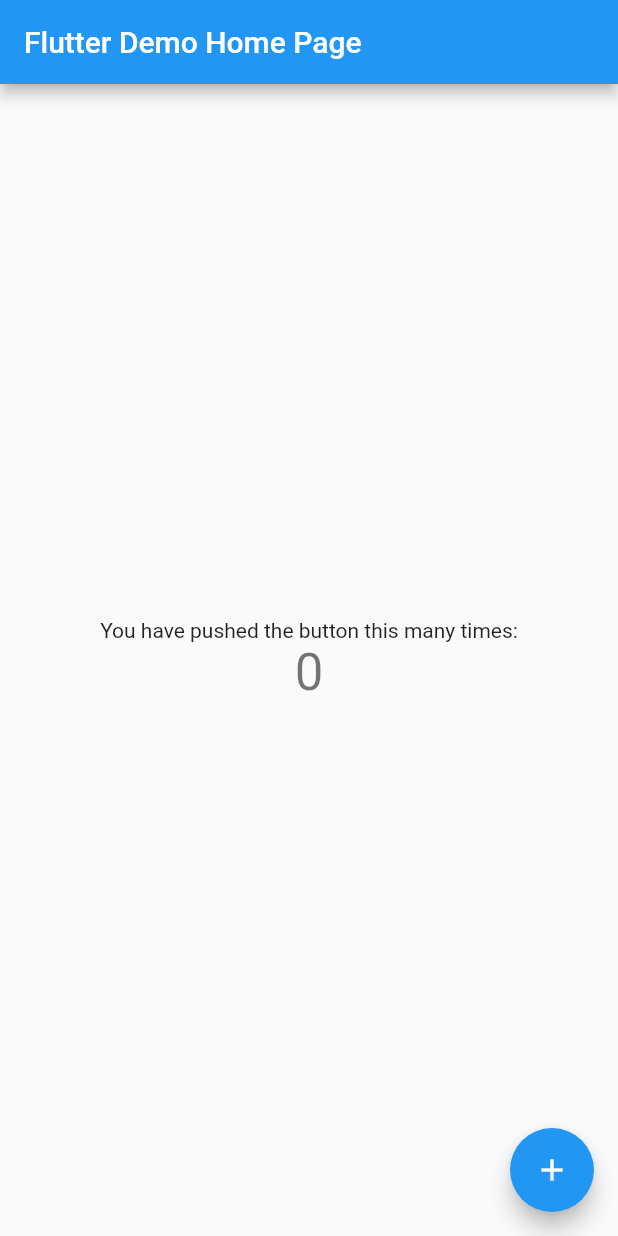
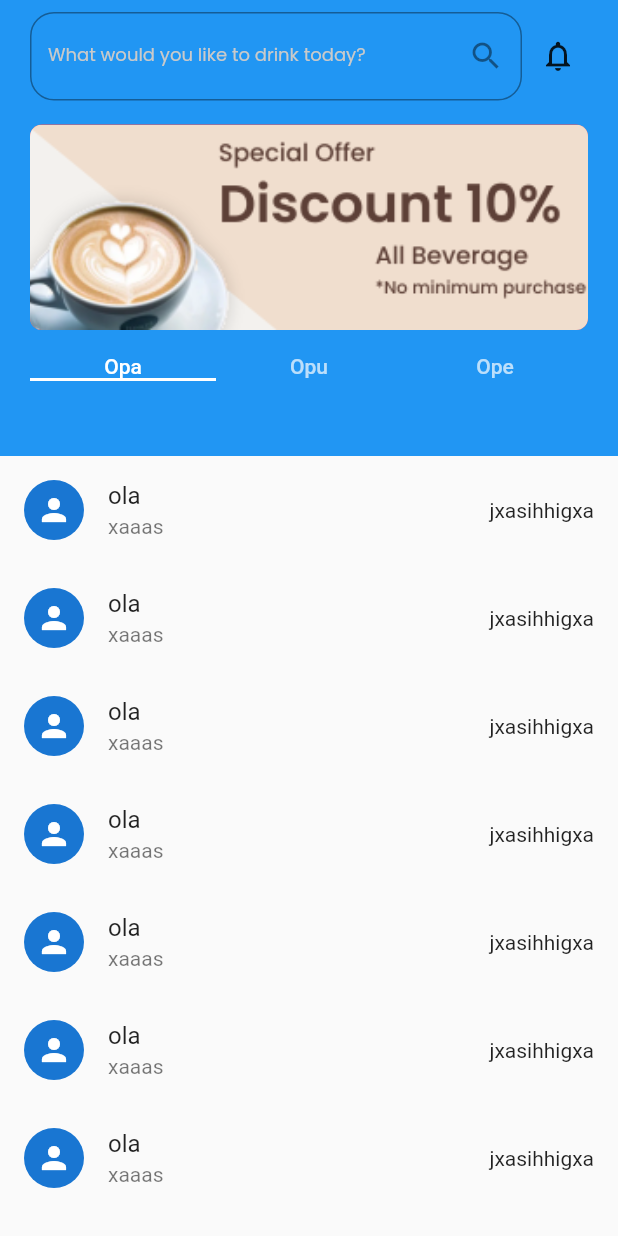
Before and after one commit to Kayky-oliveira7/shopfee_clean_arch, a Flutter app: the screen it shows after launch, on a phone screen of 412 x 824 dp. Run offline on Flutter 3.47's test engine with Material 2 defaults, Android fonts, the phone set to English and light mode, and no system bars; our stand-ins replace google_fonts.

Commit message:
Forao criado alguns componentes que fazem parte do catalogo do app

```diff
--- /dev/null
+++ b/lib/features/components/catalog_selection_widget.dart
@@ -0,0 +1,22 @@
+import 'package:flutter/material.dart';
+
+class CatalogSelectionWidget extends StatelessWidget {
+  const CatalogSelectionWidget({Key? key}) : super(key: key);
+
+  @override
+  Widget build(BuildContext context) {
+    return const Padding(
+      padding: EdgeInsets.symmetric(horizontal: 20),
+      child: DefaultTabController(
+        length: 3,
+        child: TabBar(
+          tabs: [
+            Text("Opa"),
+            Text("Opu"),
+            Text("Ope"),
+          ],
+        ),
+      ),
+    );
+  }
+}
--- /dev/null
+++ b/lib/features/components/catalog_widget.dart
@@ -0,0 +1,31 @@
+import 'package:flutter/material.dart';
+
+class CatalogWidget extends StatelessWidget {
+  const CatalogWidget({Key? key}) : super(key: key);
+
+  @override
+  Widget build(BuildContext context) {
+    return Padding(
+      padding: const EdgeInsets.symmetric(horizontal: 20),
+      child: Container(
+        decoration: const BoxDecoration(
+          color: Colors.redAccent,
+          borderRadius: BorderRadius.all(
+            Radius.circular(8),
+          ),
+        ),
+        width: MediaQuery.of(context).size.width,
+        height: 137,
+        child: ClipRRect(
+          borderRadius: const BorderRadius.all(
+            Radius.circular(8),
+          ),
+          child: Image.asset(
+            "assets/images/coffee_image.png",
+            fit: BoxFit.cover,
+          ),
+        ),
+      ),
+    );
+  }
+}
--- /dev/null
+++ b/lib/features/components/product_information_list_widget.dart
@@ -0,0 +1,22 @@
+import 'package:flutter/material.dart';
+
+class ProductInformationListWidget extends StatelessWidget {
+  const ProductInformationListWidget({Key? key}) : super(key: key);
+
+  @override
+  Widget build(BuildContext context) {
+    return Expanded(
+      child: ListView.builder(
+        scrollDirection: Axis.vertical,
+        itemBuilder: (context, index) {
+          return Container(
+            width: 50,
+            height: 30,
+            color: Colors.red,
+          );
+        },
+        itemCount: 20,
+      ),
+    );
+  }
+}
--- /dev/null
+++ b/lib/features/components/search_bar_widget.dart
@@ -0,0 +1,47 @@
+import 'package:flutter/material.dart';
+import 'package:google_fonts/google_fonts.dart';
+
+class SearcBarWidget extends StatelessWidget {
+  const SearcBarWidget({Key? key}) : super(key: key);
+
+  @override
+  Widget build(BuildContext context) {
+    return Padding(
+      padding: const EdgeInsets.only(left: 20, right: 16, top: 8),
+      child: Row(
+        children: [
+          Expanded(
+            child: TextFormField(
+              decoration: InputDecoration(
+                labelText: "What would you like to drink today?",
+                labelStyle: GoogleFonts.poppins(
+                    fontWeight: FontWeight.w400,
+                    fontSize: 12,
+                    color: const Color(0xffCACACA)),
+                suffixIcon: const Icon(
+                  Icons.search,
+                  size: 24,
+                ),
+                border: const OutlineInputBorder(
+                  borderRadius: BorderRadius.all(
+                    Radius.circular(16.0),
+                  ),
+                  borderSide: BorderSide(
+                    color: Color(0xffD7CCC8),
+                  ),
+                ),
+              ),
+            ),
+          ),
+          IconButton(
+            onPressed: () {},
+            icon: const Icon(
+              Icons.notifications_none_outlined,
+              size: 24,
+            ),
+          ),
+        ],
+      ),
+    );
+  }
+}
--- /dev/null
+++ b/lib/features/pages/home_page.dart
@@ -0,0 +1,62 @@
+import 'package:flutter/material.dart';
+import 'package:shopfee_clean_arch/features/components/catalog_selection_widget.dart';
+import 'package:shopfee_clean_arch/features/components/catalog_widget.dart';
+import 'package:shopfee_clean_arch/features/components/product_information_list_widget.dart';
+import 'package:shopfee_clean_arch/features/components/search_bar_widget.dart';
+
+class HomePage extends StatefulWidget {
+  const HomePage({Key? key}) : super(key: key);
+
+  @override
+  State<HomePage> createState() => _HomePageState();
+}
+
+class _HomePageState extends State<HomePage> {
+  @override
+  Widget build(BuildContext context) {
+    return Scaffold(
+      body: SafeArea(
+        child: CustomScrollView(
+          slivers: [
+            SliverAppBar(
+              expandedHeight: 304,
+              backgroundColor: Colors.blue,
+              flexibleSpace: Column(
+                children: [
+                  const SearcBarWidget(),
+                  _size(16, null),
+                  const CatalogWidget(),
+                  _size(16, null),
+                  const CatalogSelectionWidget(),
+                  _size(8, null),
+                ],
+              ),
+            ),
+            SliverList(
+              delegate: SliverChildBuilderDelegate(
+                (BuildContext context, int index) {
+                  return const ListTile(
+                    leading: CircleAvatar(
+                      child: Icon(Icons.person),
+                    ),
+                    title: Text("ola"),
+                    subtitle: Text("xaaas"),
+                    trailing: Text("jxasihhigxa"),
+                  );
+                },
+                childCount: 20,
+              ),
+            ),
+          ],
+        ),
+      ),
+    );
+  }
+
+  Widget _size(double? height, double? width) {
+    return SizedBox(
+      height: height,
+      width: width,
+    );
+  }
+}
--- a/lib/main.dart
+++ b/lib/main.dart
@@ -1,4 +1,5 @@
 import 'package:flutter/material.dart';
+import 'package:shopfee_clean_arch/features/pages/home_page.dart';
 
 void main() {
   runApp(const MyApp());
@@ -11,105 +12,12 @@
   @override
   Widget build(BuildContext context) {
     return MaterialApp(
+      debugShowCheckedModeBanner: false,
       title: 'Flutter Demo',
       theme: ThemeData(
-        // This is the theme of your application.
-        //
-        // Try running your application with "flutter run". You'll see the
-        // application has a blue toolbar. Then, without quitting the app, try
-        // changing the primarySwatch below to Colors.green and then invoke
-        // "hot reload" (press "r" in the console where you ran "flutter run",
-        // or simply save your changes to "hot reload" in a Flutter IDE).
-        // Notice that the counter didn't reset back to zero; the application
-        // is not restarted.
         primarySwatch: Colors.blue,
       ),
-      home: const MyHomePage(title: 'Flutter Demo Home Page'),
+      home: const HomePage(),
     );
   }
 }
-
-class MyHomePage extends StatefulWidget {
-  const MyHomePage({Key? key, required this.title}) : super(key: key);
-
-  // This widget is the home page of your application. It is stateful, meaning
-  // that it has a State object (defined below) that contains fields that affect
-  // how it looks.
-
-  // This class is the configuration for the state. It holds the values (in this
-  // case the title) provided by the parent (in this case the App widget) and
-  // used by the build method of the State. Fields in a Widget subclass are
-  // always marked "final".
-
-  final String title;
-
-  @override
-  State<MyHomePage> createState() => _MyHomePageState();
-}
-
-class _MyHomePageState extends State<MyHomePage> {
-  int _counter = 0;
-
-  void _incrementCounter() {
-    setState(() {
-      // This call to setState tells the Flutter framework that something has
-      // changed in this State, which causes it to rerun the build method below
-      // so that the display can reflect the updated values. If we changed
-      // _counter without calling setState(), then the build method would not be
-      // called again, and so nothing would appear to happen.
-      _counter++;
-    });
-  }
-
-  @override
-  Widget build(BuildContext context) {
-    // This method is rerun every time setState is called, for instance as done
-    // by the _incrementCounter method above.
-    //
-    // The Flutter framework has been optimized to make rerunning build methods
-    // fast, so that you can just rebuild anything that needs updating rather
-    // than having to individually change instances of widgets.
-    return Scaffold(
-      appBar: AppBar(
-        // Here we take the value from the MyHomePage object that was created by
-        // the App.build method, and use it to set our appbar title.
-        title: Text(widget.title),
-      ),
-      body: Center(
-        // Center is a layout widget. It takes a single child and positions it
-        // in the middle of the parent.
-        child: Column(
-          // Column is also a layout widget. It takes a list of children and
-          // arranges them vertically. By default, it sizes itself to fit its
-          // children horizontally, and tries to be as tall as its parent.
-          //
-          // Invoke "debug painting" (press "p" in the console, choose the
-          // "Toggle Debug Paint" action from the Flutter Inspector in Android
-          // Studio, or the "Toggle Debug Paint" command in Visual Studio Code)
-          // to see the wireframe for each widget.
-          //
-          // Column has various properties to control how it sizes itself and
-          // how it positions its children. Here we use mainAxisAlignment to
-          // center the children vertically; the main axis here is the vertical
-          // axis because Columns are vertical (the cross axis would be
-          // horizontal).
-          mainAxisAlignment: MainAxisAlignment.center,
-          children: <Widget>[
-            const Text(
-              'You have pushed the button this many times:',
-            ),
-            Text(
-              '$_counter',
-              style: Theme.of(context).textTheme.headline4,
-            ),
-          ],
-        ),
-      ),
-      floatingActionButton: FloatingActionButton(
-        onPressed: _incrementCounter,
-        tooltip: 'Increment',
-        child: const Icon(Icons.add),
-      ), // This trailing comma makes auto-formatting nicer for build methods.
-    );
-  }
-}
--- a/pubspec.yaml
+++ b/pubspec.yaml
@@ -34,6 +34,8 @@
   # The following adds the Cupertino Icons font to your application.
   # Use with the CupertinoIcons class for iOS style icons.
   cupertino_icons: ^1.0.2
+  google_fonts: ^3.0.1
+  flutter_svg: ^1.0.3
 
 dev_dependencies:
   flutter_test:
@@ -58,7 +60,8 @@
   uses-material-design: true
 
   # To add assets to your application, add an assets section, like this:
-  # assets:
+  assets:
+  - assets/images/coffee_image.png
   #   - images/a_dot_burr.jpeg
   #   - images/a_dot_ham.jpeg
 
```
Also changed, not shown: assets/images/coffee_image.png (added), pubspec.lock, 1 other file.
